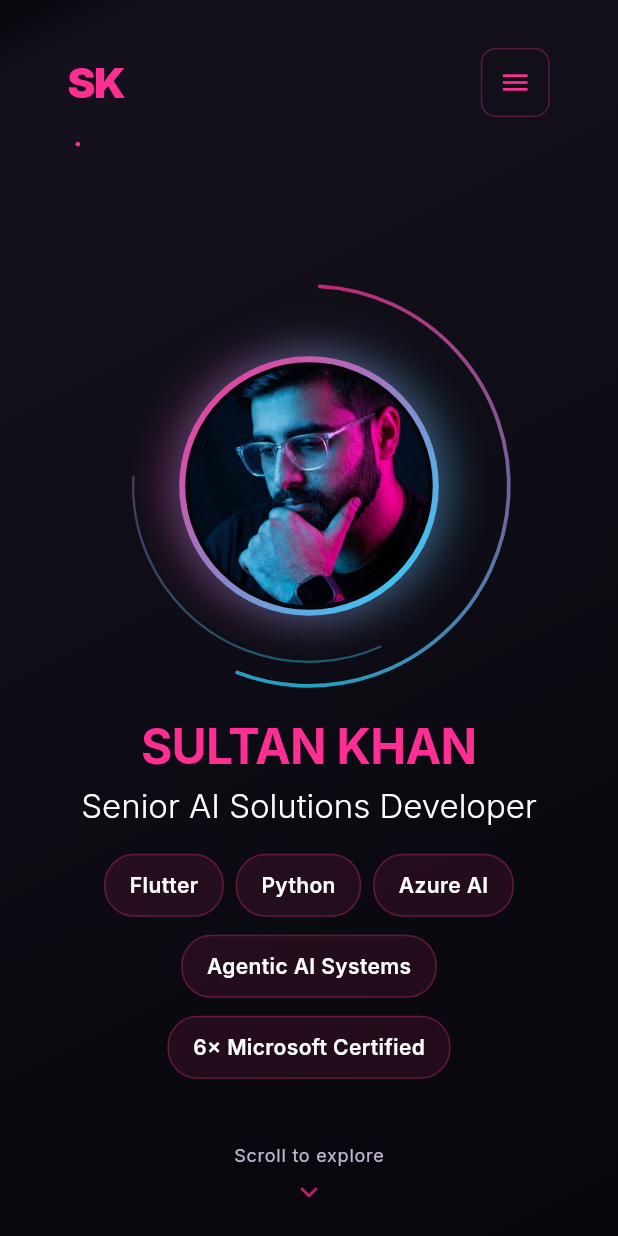
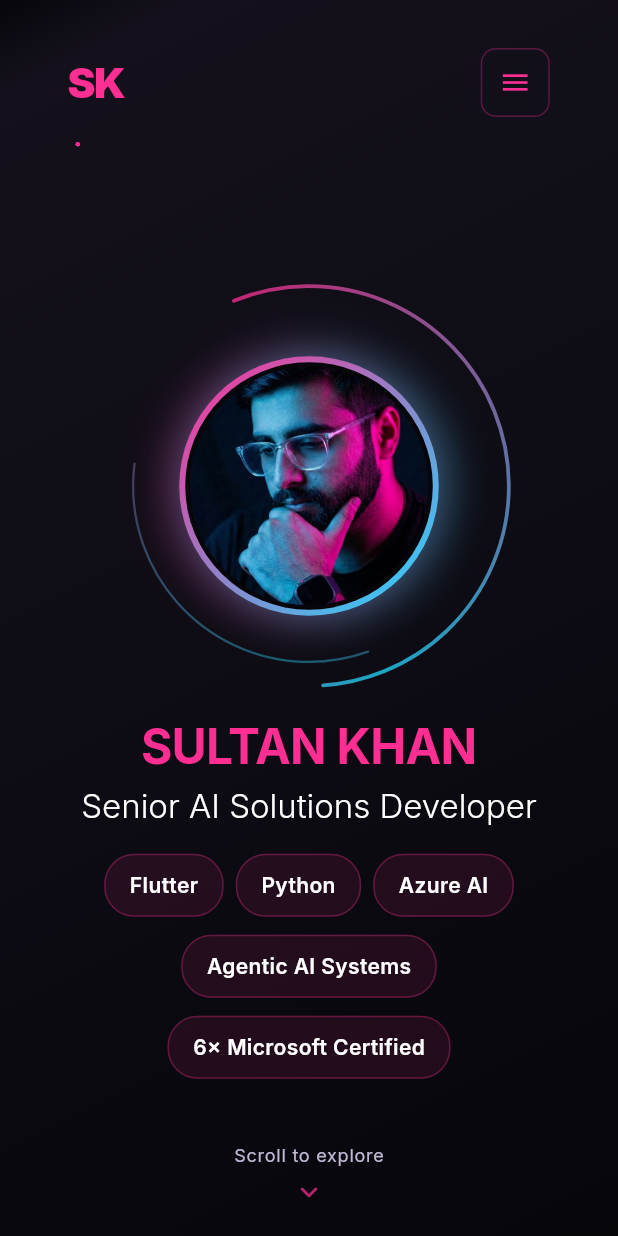
Before and after one commit to sultan18kh/flutter_portfolio_app, a Flutter app: the screen it shows after launch, after a tap on the "menu" icon, after a tap on "Home", on a phone screen of 412 x 824 dp. Run offline on Flutter 3.47's test engine with Material 3 defaults, Android fonts, the phone set to English and light mode, and no system bars; drawn by our look-alikes of auto_size_text; our stand-ins replace equatable, flutter_bloc, flutter_svg, go_router, google_fonts.

Commit message:
feat: unify section headings, add socials, fix experience layout
- Add SectionHeading shared widget with gradient accent bar, left-aligned; replace all six section titles (About, Skills, Experience, Certifications, Projects, Contact) with it
- Add WhatsApp and Threads links to Socials section with new icon assets
- Restructure Experience card so the description spans the full card width instead of squeezing into the badge-adjacent column
- Split hero halo into two independently animated arcs rotating opposite directions at randomized speeds

Resolves: none

Co-Authored-By: Claude Sonnet 5 <noreply@anthropic.com>
Claude-Session: https://claude.ai/code/session_01SrAAPDoHXHZGeq9gCihKox

```diff
--- /dev/null
+++ b/lib/widgets/section_heading.dart
@@ -0,0 +1,53 @@
+import 'package:flutter/material.dart';
+import 'package:auto_size_text/auto_size_text.dart';
+import '../utils/app_theme.dart';
+
+/// The one consistent section-title treatment shared by every major section
+/// (About, Skills, Experience, Certifications, Projects, Contact): a
+/// gradient accent bar plus a single fixed type scale, always left-aligned
+/// regardless of what alignment the section's own body content uses.
+class SectionHeading extends StatelessWidget {
+  final String title;
+
+  const SectionHeading(this.title, {super.key});
+
+  @override
+  Widget build(BuildContext context) {
+    // The width: infinity forces this to claim the full row regardless of
+    // the parent Column's own crossAxisAlignment (some sections center
+    // their body content) — without it, Align has no extra space to push
+    // into and silently does nothing.
+    return SizedBox(
+      width: double.infinity,
+      child: Align(
+        alignment: Alignment.centerLeft,
+        child: Row(
+          mainAxisSize: MainAxisSize.min,
+          children: [
+            Container(
+              width: 6,
+              height: 40,
+              decoration: BoxDecoration(
+                borderRadius: BorderRadius.circular(3),
+                gradient: const LinearGradient(
+                  begin: Alignment.topCenter,
+                  end: Alignment.bottomCenter,
+                  colors: [AppTheme.primaryColor, AppTheme.accentColor],
+                ),
+              ),
+            ),
+            const SizedBox(width: 16),
+            AutoSizeText(
+              title,
+              maxLines: 1,
+              style: Theme.of(context).textTheme.displaySmall?.copyWith(
+                    color: AppTheme.primaryColor,
+                    fontWeight: FontWeight.bold,
+                  ),
+            ),
+          ],
+        ),
+      ),
+    );
+  }
+}
--- a/lib/widgets/sections/about_section.dart
+++ b/lib/widgets/sections/about_section.dart
@@ -5,6 +5,7 @@ import '../../models/education.dart';
 import '../../utils/app_theme.dart';
 import '../../utils/morph_keys.dart';
 import '../../utils/photo_morph_progress.dart';
+import '../section_heading.dart';
 
 class AboutSection extends StatelessWidget {
   final PersonalInfo personalInfo;
@@ -25,7 +26,7 @@ class AboutSection extends StatelessWidget {
       child: Column(
         crossAxisAlignment: CrossAxisAlignment.start,
         children: [
-          _buildSectionTitle('About Me'),
+          const SectionHeading('About Me'),
           const SizedBox(height: 40),
           LayoutBuilder(
             builder: (context, constraints) {
@@ -41,8 +42,7 @@ class AboutSection extends StatelessWidget {
                 child: AutoSizeText(
                   personalInfo.aboutBio,
                   style: Theme.of(context).textTheme.bodyLarge?.copyWith(
-                        color:
-                            AppTheme.textPrimaryColor.withValues(alpha: 0.8),
+                        color: AppTheme.textPrimaryColor.withValues(alpha: 0.8),
                         height: 1.6,
                       ),
                 ),
@@ -110,8 +110,7 @@ class AboutSection extends StatelessWidget {
         child: Image.asset(
           'assets/sultan_cover.webp',
           fit: BoxFit.cover,
-          errorBuilder: (context, error, stackTrace) =>
-              const SizedBox.shrink(),
+          errorBuilder: (context, error, stackTrace) => const SizedBox.shrink(),
         ),
       ),
     );
@@ -167,18 +166,6 @@ class AboutSection extends StatelessWidget {
     );
   }
 
-  Widget _buildSectionTitle(String title) {
-    return Builder(
-      builder: (context) => AutoSizeText(
-        title,
-        style: Theme.of(context).textTheme.headlineMedium?.copyWith(
-              color: AppTheme.primaryColor,
-              fontWeight: FontWeight.bold,
-            ),
-      ),
-    );
-  }
-
   Widget _buildEducationCard(BuildContext context, Education education) {
     return Container(
       margin: const EdgeInsets.only(bottom: 20),
--- a/lib/widgets/sections/certifications_section.dart
+++ b/lib/widgets/sections/certifications_section.dart
@@ -3,6 +3,7 @@ import 'package:auto_size_text/auto_size_text.dart';
 import '../../models/certification.dart';
 import '../../utils/app_theme.dart';
 import '../reveal_on_scroll.dart';
+import '../section_heading.dart';
 
 class CertificationsSection extends StatelessWidget {
   final List<Certification> certifications;
@@ -19,8 +20,8 @@ class CertificationsSection extends StatelessWidget {
       child: Column(
         crossAxisAlignment: CrossAxisAlignment.start,
         children: [
-          RevealOnScroll(
-            child: _buildSectionTitle(context),
+          const RevealOnScroll(
+            child: SectionHeading('Certifications'),
           ),
           const SizedBox(height: 16),
           RevealOnScroll(
@@ -63,33 +64,6 @@ class CertificationsSection extends StatelessWidget {
           ),
         ],
       ),
-    );
-  }
-
-  Widget _buildSectionTitle(BuildContext context) {
-    return Row(
-      children: [
-        Container(
-          width: 6,
-          height: 40,
-          decoration: BoxDecoration(
-            borderRadius: BorderRadius.circular(3),
-            gradient: const LinearGradient(
-              begin: Alignment.topCenter,
-              end: Alignment.bottomCenter,
-              colors: [AppTheme.primaryColor, AppTheme.accentColor],
-            ),
-          ),
-        ),
-        const SizedBox(width: 16),
-        AutoSizeText(
-          'Certifications',
-          style: Theme.of(context).textTheme.displaySmall?.copyWith(
-                color: AppTheme.primaryColor,
-                fontWeight: FontWeight.bold,
-              ),
-        ),
-      ],
     );
   }
 
--- a/lib/widgets/sections/contact_section.dart
+++ b/lib/widgets/sections/contact_section.dart
@@ -6,6 +6,7 @@ import 'package:url_launcher/url_launcher.dart';
 import '../../models/personal_info.dart';
 import '../../utils/app_theme.dart';
 import '../reveal_on_scroll.dart';
+import '../section_heading.dart';
 
 class ContactSection extends StatelessWidget {
   final PersonalInfo personalInfo;
@@ -22,7 +23,7 @@ class ContactSection extends StatelessWidget {
       child: Column(
         crossAxisAlignment: CrossAxisAlignment.start,
         children: [
-          RevealOnScroll(child: _buildSectionTitle(context)),
+          const RevealOnScroll(child: SectionHeading('Get In Touch')),
           const SizedBox(height: 40),
           RevealOnScroll(
             delay: const Duration(milliseconds: 100),
@@ -138,16 +139,6 @@ class ContactSection extends StatelessWidget {
     );
   }
 
-  Widget _buildSectionTitle(BuildContext context) {
-    return AutoSizeText(
-      'Get In Touch',
-      style: Theme.of(context).textTheme.headlineMedium?.copyWith(
-            color: AppTheme.primaryColor,
-            fontWeight: FontWeight.bold,
-          ),
-    );
-  }
-
   Future<void> _launchUrl(String url) async {
     final uri = Uri.parse(url);
     if (await canLaunchUrl(uri)) {
@@ -239,8 +230,7 @@ class _ContactItemButtonState extends State<_ContactItemButton> {
                 child: Icon(
                   _copied ? Icons.check_circle_rounded : widget.icon,
                   key: ValueKey(_copied),
-                  color:
-                      _copied ? AppTheme.accentColor : AppTheme.primaryColor,
+                  color: _copied ? AppTheme.accentColor : AppTheme.primaryColor,
                   size: 20,
                 ),
               ),
@@ -272,10 +262,7 @@ class _ContactItemButtonState extends State<_ContactItemButton> {
                     ? Text(
                         widget.copiedText,
                         key: const ValueKey('copied'),
-                        style: Theme.of(context)
-                            .textTheme
-                            .bodySmall
-                            ?.copyWith(
+                        style: Theme.of(context).textTheme.bodySmall?.copyWith(
                               color: AppTheme.accentColor,
                               fontWeight: FontWeight.w600,
                             ),
--- a/lib/widgets/sections/experience_section.dart
+++ b/lib/widgets/sections/experience_section.dart
@@ -3,6 +3,7 @@ import 'package:auto_size_text/auto_size_text.dart';
 import '../../models/experience.dart';
 import '../../utils/app_theme.dart';
 import '../reveal_on_scroll.dart';
+import '../section_heading.dart';
 
 class ExperienceSection extends StatefulWidget {
   final List<Experience> experience;
@@ -79,7 +80,7 @@ class _ExperienceSectionState extends State<ExperienceSection> {
       child: Column(
         crossAxisAlignment: CrossAxisAlignment.start,
         children: [
-          RevealOnScroll(child: _buildSectionTitle('Experience')),
+          const RevealOnScroll(child: SectionHeading('Experience')),
           const SizedBox(height: 60),
           Stack(
             key: _railKey,
@@ -151,27 +152,14 @@ class _ExperienceSectionState extends State<ExperienceSection> {
     );
   }
 
-  Widget _buildSectionTitle(String title) {
-    return Builder(
-      builder: (context) => AutoSizeText(
-        title,
-        style: Theme.of(context).textTheme.headlineMedium?.copyWith(
-              color: AppTheme.primaryColor,
-              fontWeight: FontWeight.bold,
-            ),
-      ),
-    );
-  }
-
   Widget _buildTimelineBadge(String company, {bool compact = false}) {
     final path = _companyLogos[company];
     final size = compact ? 34.0 : 60.0;
     return Container(
       width: size,
       height: size,
-      padding: path != null
-          ? EdgeInsets.all(compact ? 5 : 10)
-          : EdgeInsets.zero,
+      padding:
+          path != null ? EdgeInsets.all(compact ? 5 : 10) : EdgeInsets.zero,
       decoration: BoxDecoration(
         color: path != null ? Colors.white : AppTheme.primaryColor,
         shape: BoxShape.circle,
@@ -196,8 +184,9 @@ class _ExperienceSectionState extends State<ExperienceSection> {
               child: Image.asset(
                 path,
                 fit: BoxFit.contain,
-                errorBuilder: (context, error, stackTrace) =>
-                    const Icon(Icons.work_rounded, color: AppTheme.primaryColor),
+                errorBuilder: (context, error, stackTrace) => const Icon(
+                    Icons.work_rounded,
+                    color: AppTheme.primaryColor),
               ),
             ),
     );
@@ -244,8 +233,7 @@ class _ExperienceSectionState extends State<ExperienceSection> {
                 AutoSizeText(
                   exp.period,
                   style: Theme.of(context).textTheme.bodySmall?.copyWith(
-                        color: AppTheme.textPrimaryColor
-                            .withValues(alpha: 0.6),
+                        color: AppTheme.textPrimaryColor.withValues(alpha: 0.6),
                       ),
                   maxLines: 1,
                 ),
@@ -258,25 +246,35 @@ class _ExperienceSectionState extends State<ExperienceSection> {
   }
 
   Widget _buildExperienceCard(BuildContext context, Experience exp) {
+    // Header (badge + title/company/period) stays a fixed-width Row so the
+    // badge lines up with the rail behind it at every screen size. The
+    // description drops below instead of squeezing into that same narrow
+    // remaining column — on mobile, badge+gap was eating ~40% of the
+    // card's width before any text started, forcing the description into
+    // a column barely wide enough for a few words per line and stretching
+    // the card's height far beyond what the content needs.
     return Container(
       margin: const EdgeInsets.only(bottom: 32),
       child: Card(
         child: Padding(
           padding: const EdgeInsets.all(40),
-          child: Row(
+          child: Column(
+            crossAxisAlignment: CrossAxisAlignment.start,
+            children: [
+              Row(
                 crossAxisAlignment: CrossAxisAlignment.start,
                 children: [
                   // Timeline indicator — company logo instead of a number
                   _buildTimelineBadge(exp.company),
                   const SizedBox(width: 30),
-              // Experience content
                   Expanded(
                     child: Column(
                       crossAxisAlignment: CrossAxisAlignment.start,
                       children: [
                         AutoSizeText(
                           exp.title,
-                      style: Theme.of(context).textTheme.titleLarge?.copyWith(
+                          style:
+                              Theme.of(context).textTheme.titleLarge?.copyWith(
                                     color: AppTheme.primaryColor,
                                     fontWeight: FontWeight.bold,
                                   ),
@@ -284,7 +282,8 @@ class _ExperienceSectionState extends State<ExperienceSection> {
                         const SizedBox(height: 8),
                         AutoSizeText(
                           exp.company,
-                      style: Theme.of(context).textTheme.titleMedium?.copyWith(
+                          style:
+                              Theme.of(context).textTheme.titleMedium?.copyWith(
                                     color: AppTheme.textPrimaryColor,
                                   ),
                           maxLines: 1,
@@ -292,21 +291,23 @@ class _ExperienceSectionState extends State<ExperienceSection> {
                         const SizedBox(height: 8),
                         AutoSizeText(
                           exp.period,
-                      style: Theme.of(context).textTheme.bodyMedium?.copyWith(
+                          style:
+                              Theme.of(context).textTheme.bodyMedium?.copyWith(
                                     color: AppTheme.textPrimaryColor
                                         .withValues(alpha: 0.7),
                                   ),
+                        ),
+                      ],
+                    ),
+                  ),
+                ],
               ),
               const SizedBox(height: 16),
               AutoSizeText(
                 exp.responsibilities.join('\n• '),
                 style: Theme.of(context).textTheme.bodyLarge?.copyWith(
-                            color: AppTheme.textPrimaryColor
-                                .withValues(alpha: 0.8),
+                      color: AppTheme.textPrimaryColor.withValues(alpha: 0.8),
                       height: 1.6,
-                          ),
-                    ),
-                  ],
                     ),
               ),
             ],
--- a/lib/widgets/sections/hero_section.dart
+++ b/lib/widgets/sections/hero_section.dart
@@ -452,14 +452,22 @@ class _RotatingHalo extends StatefulWidget {
 }
 
 class _RotatingHaloState extends State<_RotatingHalo>
-    with SingleTickerProviderStateMixin {
-  late final AnimationController _controller;
+    with TickerProviderStateMixin {
+  late final AnimationController _outerController;
+  late final AnimationController _innerController;
 
   @override
   void initState() {
     super.initState();
-    _controller = AnimationController(
-      duration: const Duration(seconds: 14),
+    // Randomized once per load and opposite in direction, so the two arcs
+    // drift independently instead of reading as one rigid spinning ring.
+    final random = math.Random();
+    _outerController = AnimationController(
+      duration: Duration(milliseconds: 12000 + random.nextInt(8000)),
+      vsync: this,
+    );
+    _innerController = AnimationController(
+      duration: Duration(milliseconds: 7000 + random.nextInt(6000)),
       vsync: this,
     );
   }
@@ -468,15 +476,18 @@ class _RotatingHaloState extends State<_RotatingHalo>
   void didChangeDependencies() {
     super.didChangeDependencies();
     if (MediaQuery.of(context).disableAnimations) {
-      _controller.stop();
-    } else if (!_controller.isAnimating) {
-      _controller.repeat();
+      _outerController.stop();
+      _innerController.stop();
+    } else {
+      if (!_outerController.isAnimating) _outerController.repeat();
+      if (!_innerController.isAnimating) _innerController.repeat();
     }
   }
 
   @override
   void dispose() {
-    _controller.dispose();
+    _outerController.dispose();
+    _innerController.dispose();
     super.dispose();
   }
 
@@ -484,12 +495,13 @@ class _RotatingHaloState extends State<_RotatingHalo>
   Widget build(BuildContext context) {
     return IgnorePointer(
       child: AnimatedBuilder(
-        animation: _controller,
-        builder: (context, _) => Transform.rotate(
-          angle: _controller.value * 2 * math.pi,
-          child: CustomPaint(
-            size: Size.square(widget.size),
-            painter: _HaloPainter(),
+        animation: Listenable.merge([_outerController, _innerController]),
+        builder: (context, _) => CustomPaint(
+          size: Size.square(widget.size),
+          painter: _HaloPainter(
+            outerAngle: _outerController.value * 2 * math.pi,
+            // Negated: spins the opposite way from the outer arc.
+            innerAngle: -_innerController.value * 2 * math.pi,
           ),
         ),
       ),
@@ -498,6 +510,11 @@ class _RotatingHaloState extends State<_RotatingHalo>
 }
 
 class _HaloPainter extends CustomPainter {
+  final double outerAngle;
+  final double innerAngle;
+
+  _HaloPainter({required this.outerAngle, required this.innerAngle});
+
   @override
   void paint(Canvas canvas, Size size) {
     final center = size.center(Offset.zero);
@@ -518,7 +535,12 @@ class _HaloPainter extends CustomPainter {
       ..strokeCap = StrokeCap.round
       ..shader = gradient.createShader(outerRect)
       ..color = Colors.white.withValues(alpha: 0.75);
+    canvas.save();
+    canvas.translate(center.dx, center.dy);
+    canvas.rotate(outerAngle);
+    canvas.translate(-center.dx, -center.dy);
     canvas.drawArc(outerRect, 0, math.pi * 1.1, false, outerPaint);
+    canvas.restore();
 
     final innerRadius = outerRadius - 16;
     final innerRect = Rect.fromCircle(center: center, radius: innerRadius);
@@ -528,12 +550,19 @@ class _HaloPainter extends CustomPainter {
       ..strokeCap = StrokeCap.round
       ..shader = gradient.createShader(innerRect)
       ..color = Colors.white.withValues(alpha: 0.4);
+    canvas.save();
+    canvas.translate(center.dx, center.dy);
+    canvas.rotate(innerAngle);
+    canvas.translate(-center.dx, -center.dy);
     canvas.drawArc(
         innerRect, math.pi * 0.85, math.pi * 0.65, false, innerPaint);
+    canvas.restore();
   }
 
   @override
-  bool shouldRepaint(covariant _HaloPainter oldDelegate) => false;
+  bool shouldRepaint(covariant _HaloPainter oldDelegate) =>
+      oldDelegate.outerAngle != outerAngle ||
+      oldDelegate.innerAngle != innerAngle;
 }
 
 /// Replaces the removed CTA row with an implicit next action: the visitor
--- a/lib/widgets/sections/projects_section.dart
+++ b/lib/widgets/sections/projects_section.dart
@@ -6,6 +6,7 @@ import 'package:url_launcher/url_launcher.dart';
 import '../../models/project.dart';
 import '../../utils/app_theme.dart';
 import '../reveal_on_scroll.dart';
+import '../section_heading.dart';
 
 class ProjectsSection extends StatelessWidget {
   final List<Project> projects;
@@ -35,7 +36,7 @@ class ProjectsSection extends StatelessWidget {
       padding: const EdgeInsets.symmetric(horizontal: 40, vertical: 80),
       child: Column(
         children: [
-          RevealOnScroll(child: _buildSectionTitle('Projects')),
+          const RevealOnScroll(child: SectionHeading('Projects')),
           const SizedBox(height: 60),
           LayoutBuilder(
             builder: (context, constraints) {
@@ -63,18 +64,6 @@ class ProjectsSection extends StatelessWidget {
             },
           ),
         ],
-      ),
-    );
-  }
-
-  Widget _buildSectionTitle(String title) {
-    return Builder(
-      builder: (context) => AutoSizeText(
-        title,
-        style: Theme.of(context).textTheme.headlineMedium?.copyWith(
-              color: AppTheme.primaryColor,
-              fontWeight: FontWeight.bold,
-            ),
       ),
     );
   }
@@ -361,7 +350,8 @@ class _ProjectFingerprintPainter extends CustomPainter {
         rnd.nextDouble() * size.width,
         rnd.nextDouble() * size.height,
       );
-      dust.color = Colors.white.withValues(alpha: 0.04 + rnd.nextDouble() * 0.05);
+      dust.color =
+          Colors.white.withValues(alpha: 0.04 + rnd.nextDouble() * 0.05);
       canvas.drawCircle(p, 1 + rnd.nextDouble() * 1.5, dust);
     }
 
@@ -377,8 +367,7 @@ class _ProjectFingerprintPainter extends CustomPainter {
       ..style = PaintingStyle.stroke;
 
     for (var i = 0; i < techs.length; i++) {
-      final angle =
-          (i / techs.length) * 2 * math.pi + rnd.nextDouble() * 0.4;
+      final angle = (i / techs.length) * 2 * math.pi + rnd.nextDouble() * 0.4;
       final radius = size.height * (0.42 + (i % 3) * 0.08);
       final raw = hub +
           Offset(math.cos(angle) * radius, math.sin(angle) * radius * 0.6);
--- a/lib/widgets/sections/skills_section.dart
+++ b/lib/widgets/sections/skills_section.dart
@@ -1,7 +1,6 @@
-import 'package:auto_size_text/auto_size_text.dart';
 import 'package:flutter/material.dart';
 import '../../models/skill.dart';
-import '../../utils/app_theme.dart';
+import '../section_heading.dart';
 import '../skills_grid.dart';
 
 class SkillsSection extends StatelessWidget {
@@ -19,23 +18,11 @@ class SkillsSection extends StatelessWidget {
       child: Column(
         crossAxisAlignment: CrossAxisAlignment.center,
         children: [
-          _buildSectionTitle('Skills'),
+          const SectionHeading('Skills'),
           const SizedBox(height: 60),
           SkillsGrid(proficiencies: skills),
         ],
       ),
     );
   }
-
-  Widget _buildSectionTitle(String title) {
-    return Builder(
-      builder: (context) => AutoSizeText(
-        title,
-        style: Theme.of(context).textTheme.headlineMedium?.copyWith(
-              color: AppTheme.primaryColor,
-              fontWeight: FontWeight.bold,
-            ),
-      ),
-    );
-  }
 }
--- a/lib/widgets/sections/socials_section.dart
+++ b/lib/widgets/sections/socials_section.dart
@@ -21,10 +21,16 @@ class SocialsSection extends StatelessWidget {
       'assets/socials/microsoft-learn.svg',
       'https://learn.microsoft.com/en-gb/users/sultankhan-6242/'
     ),
+    ('WhatsApp', 'assets/socials/whatsapp.svg', 'https://wa.me/923554776815'),
     (
       'Instagram',
       'assets/socials/instagram.svg',
       'https://www.instagram.com/sultankh18/'
+    ),
+    (
+      'Threads',
+      'assets/socials/threads.svg',
+      'https://www.threads.com/@sultankh18'
     ),
     (
       'Facebook',
```
Also changed, not shown: assets/socials/threads.svg (added), assets/socials/whatsapp.svg (added). Lines whose indentation alone changed are shown as unchanged.
